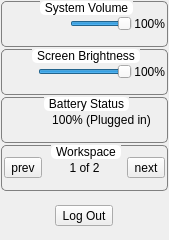
lumina-desktop/lumina, file lumina-desktop/panel-plugins/systemdashboard/SysMenuQuick.ui: the form before one commit.
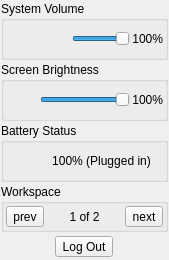
The form after the commit.

Patch:
```diff
--- a/lumina-desktop/panel-plugins/systemdashboard/SysMenuQuick.ui
+++ b/lumina-desktop/panel-plugins/systemdashboard/SysMenuQuick.ui
@@ -14,7 +14,7 @@
    <string>Form</string>
   </property>
   <property name="styleSheet">
-   <string notr="true">QGroupBox{
+   <string notr="true">/*QGroupBox{
 border-radius: 5px;
 border: 1px solid grey;
 margin-top: 1ex;
@@ -25,8 +25,8 @@
 padding: 0 3px;
 background-color: rgba(255,255,255,255);
 border-radius: 5px;
-font-weight: bold;
-}</string>
+font: bold;
+}*/</string>
   </property>
   <layout class="QVBoxLayout" name="verticalLayout">
    <property name="spacing">
```
Left out of the diff: 55 changed lines with no effect on the pictures.
